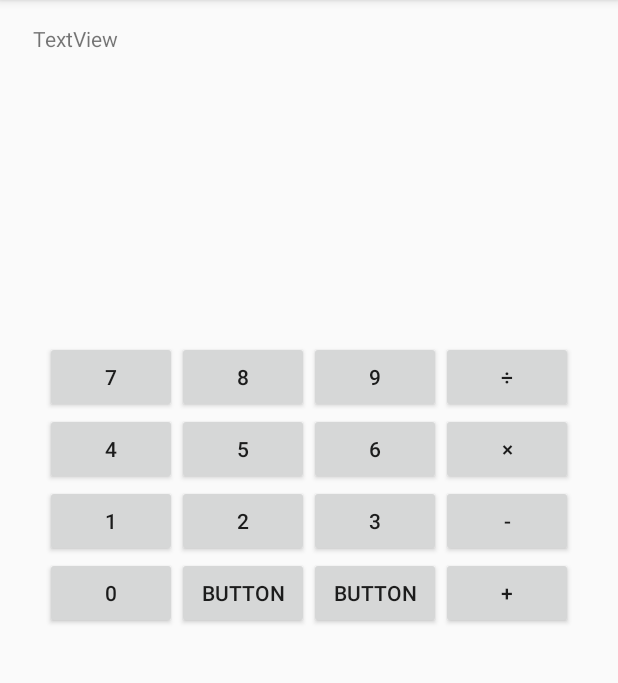
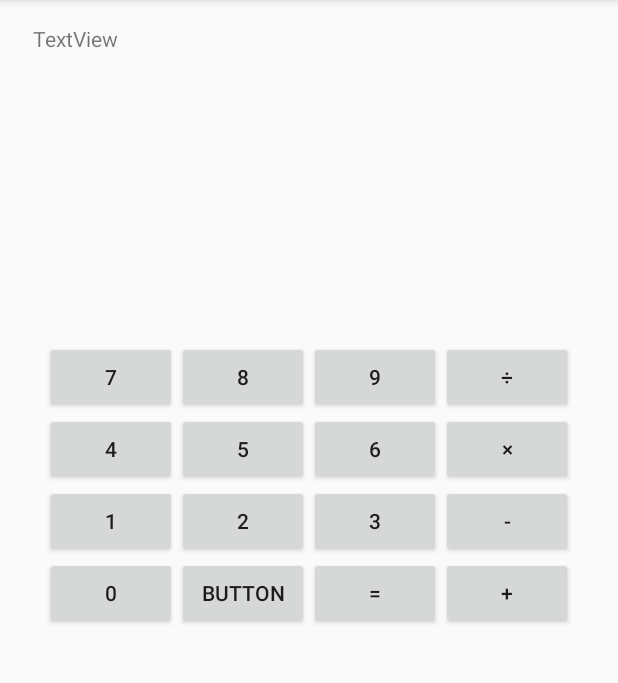
Before and after one commit to tomocy/calculator, an Android app: the screen it shows after launch (MainActivity), on a phone screen of 412 x 824 dp, the part 84-767 px from its top. Run offline under Robolectric (Android 15) with nearby library versions, the phone set to English and light mode, and no system bars.

Commit message:
[add] equal button

```diff
--- a/app/src/main/res/layout/activity_main.xml
+++ b/app/src/main/res/layout/activity_main.xml
@@ -61,6 +61,7 @@
                     android:id="@+id/num9Btn"
                     android:layout_width="wrap_content"
                     android:layout_height="wrap_content"
+                    android:onClick="onClickButton"
                     android:text="9" />
 
                 <Button
@@ -80,18 +81,21 @@
                     android:id="@+id/num4Btn"
                     android:layout_width="wrap_content"
                     android:layout_height="wrap_content"
+                    android:onClick="onClickButton"
                     android:text="4" />
 
                 <Button
                     android:id="@+id/num5Btn"
                     android:layout_width="wrap_content"
                     android:layout_height="wrap_content"
+                    android:onClick="onClickButton"
                     android:text="5" />
 
                 <Button
                     android:id="@+id/num6Btn"
                     android:layout_width="wrap_content"
                     android:layout_height="wrap_content"
+                    android:onClick="onClickButton"
                     android:text="6" />
 
                 <Button
@@ -111,18 +115,21 @@
                     android:id="@+id/num1Btn"
                     android:layout_width="wrap_content"
                     android:layout_height="wrap_content"
+                    android:onClick="onClickButton"
                     android:text="1" />
 
                 <Button
                     android:id="@+id/num2Btn"
                     android:layout_width="wrap_content"
                     android:layout_height="wrap_content"
+                    android:onClick="onClickButton"
                     android:text="2" />
 
                 <Button
                     android:id="@+id/num3Btn"
                     android:layout_width="wrap_content"
                     android:layout_height="wrap_content"
+                    android:onClick="onClickButton"
                     android:text="3" />
 
                 <Button
@@ -142,6 +149,7 @@
                     android:id="@+id/num0Btn"
                     android:layout_width="wrap_content"
                     android:layout_height="wrap_content"
+                    android:onClick="onClickButton"
                     android:text="0" />
 
                 <Button
@@ -151,10 +159,11 @@
                     android:text="Button" />
 
                 <Button
-                    android:id="@+id/button15"
+                    android:id="@+id/equalBtn"
                     android:layout_width="wrap_content"
                     android:layout_height="wrap_content"
-                    android:text="Button" />
+                    android:onClick="onClickButton"
+                    android:text="=" />
 
                 <Button
                     android:id="@+id/opPlusBtn"
```
